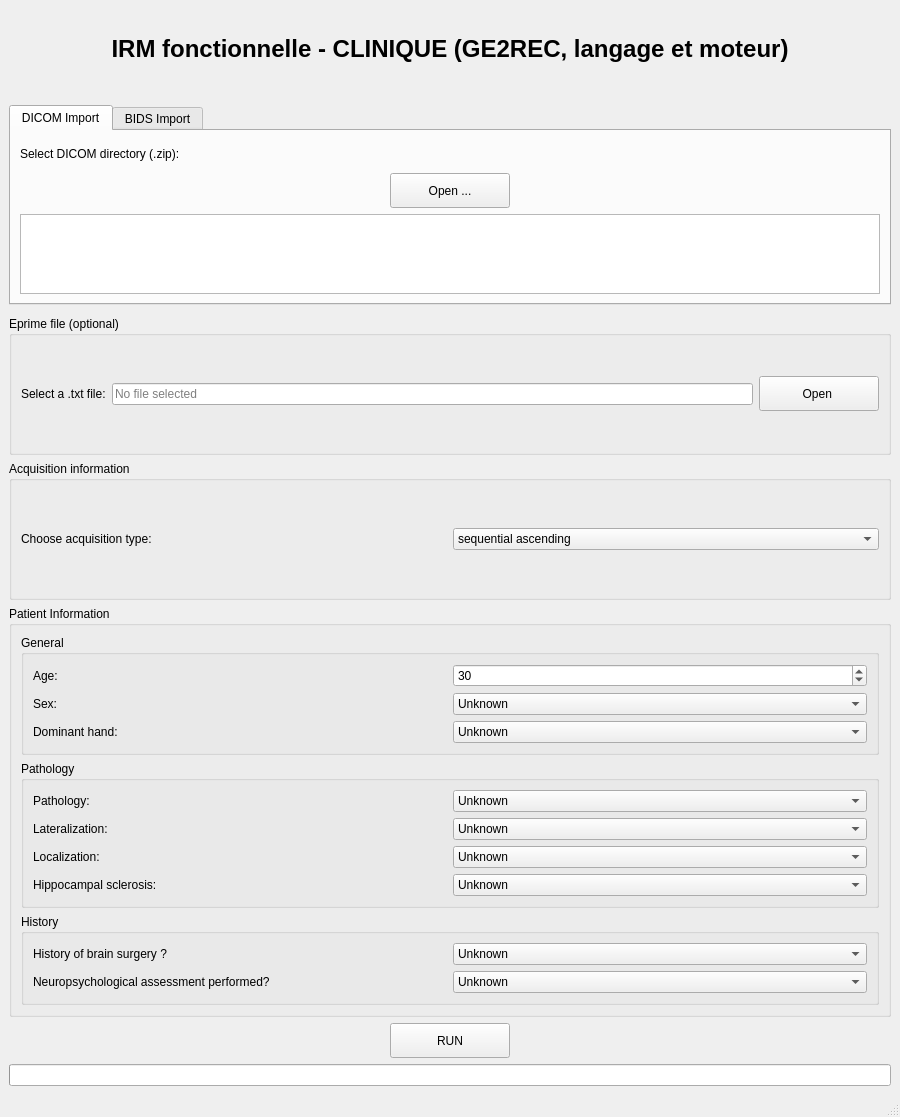
The window that ge2rec-clin/interface.ui (IRMaGe-3T/ge2rec-clin) describes before a commit, drawn with Qt 5.
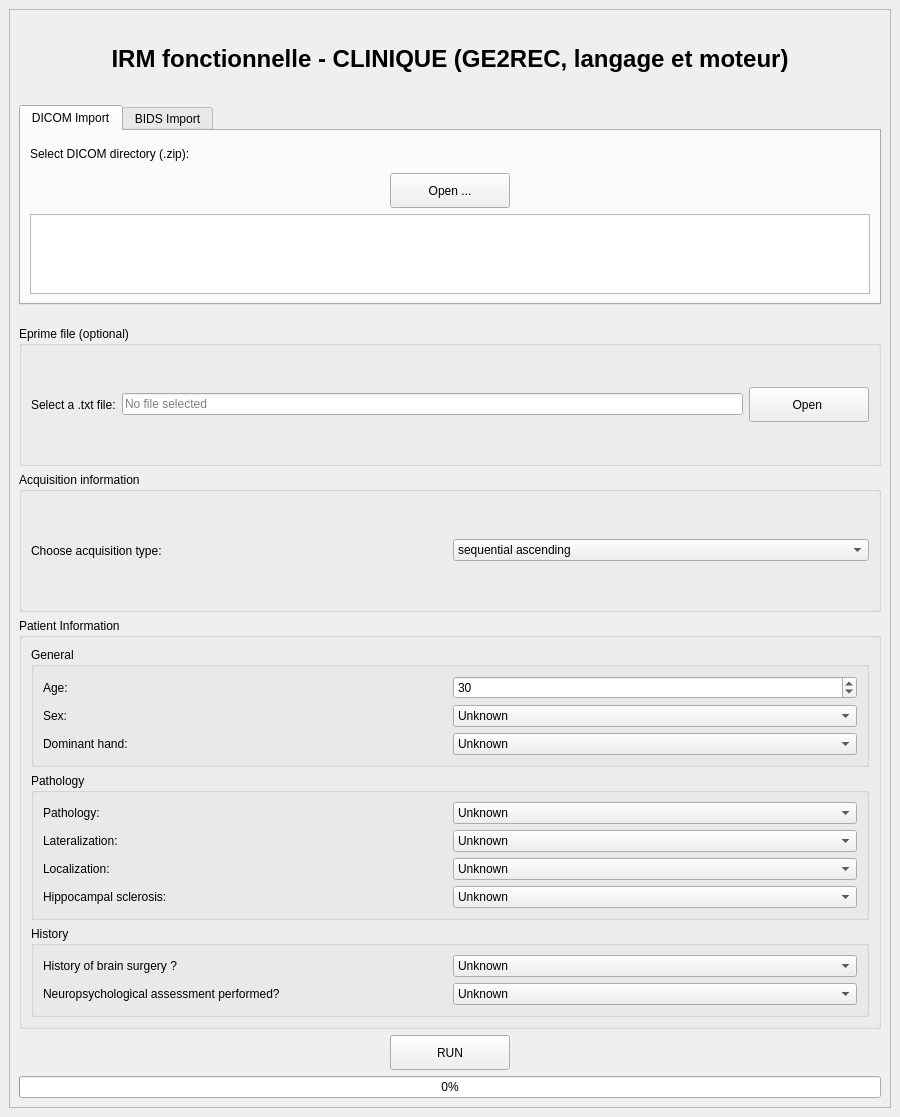
The same window after the commit.

Commit message: add vertical bar interface

```diff
--- a/ge2rec-clin/interface.ui
+++ b/ge2rec-clin/interface.ui
@@ -20,7 +20,30 @@
    <string>GE2REC - CLINIQUE</string>
   </property>
   <widget class="QWidget" name="centralwidget">
+   <layout class="QVBoxLayout" name="centralLayout">
+    <item>
+     <widget class="QScrollArea" name="scrollArea">
+      <property name="widgetResizable">
+       <bool>true</bool>
+      </property>
+      <property name="horizontalScrollBarPolicy">
+       <enum>Qt::ScrollBarAlwaysOff</enum>
+      </property>
+      <property name="verticalScrollBarPolicy">
+       <enum>Qt::ScrollBarAsNeeded</enum>
+      </property>
+      <widget class="QWidget" name="scrollAreaWidgetContents">
+       <property name="geometry">
+        <rect>
+         <x>0</x>
+         <y>0</y>
+         <width>850</width>
+         <height>1100</height>
+        </rect>
+       </property>
    <layout class="QVBoxLayout" name="mainLayout">
+
+        <!-- TITLE -->
     <item>
      <widget class="QLabel" name="label_title">
       <property name="maximumSize">
@@ -58,12 +81,6 @@
         <height>200</height>
        </size>
       </property>
-      <property name="maximumSize">
-       <size>
-        <width>16777215</width>
-        <height>180</height>
-       </size>
-      </property>
       <property name="currentIndex">
        <number>0</number>
       </property>
@@ -648,22 +665,21 @@
      </layout>
     </item>
     <item>
-     <widget class="QProgressBar" name="progressBar_run"/>
-    </item>
-   </layout>
-  </widget>
-  <widget class="QMenuBar" name="menubar">
-   <property name="geometry">
-    <rect>
-     <x>0</x>
-     <y>0</y>
-     <width>900</width>
-     <height>24</height>
-    </rect>
-   </property>
-  </widget>
-  <widget class="QStatusBar" name="statusbar"/>
- </widget>
+       <widget class="QProgressBar" name="progressBar">
+        <property name="value">
+         <number>0</number>
+        </property>
+       </widget>
+      </item>
+
+       </layout>
+      </widget>
+     </widget>
+    </item>
+   </layout>
+  </widget>
+ </widget>
+
  <resources/>
  <connections/>
 </ui>
```
Left out of the diff: 25 changed lines with no effect on the pictures. Lines whose indentation alone changed are shown as unchanged. The commit also changes 1 other file.
